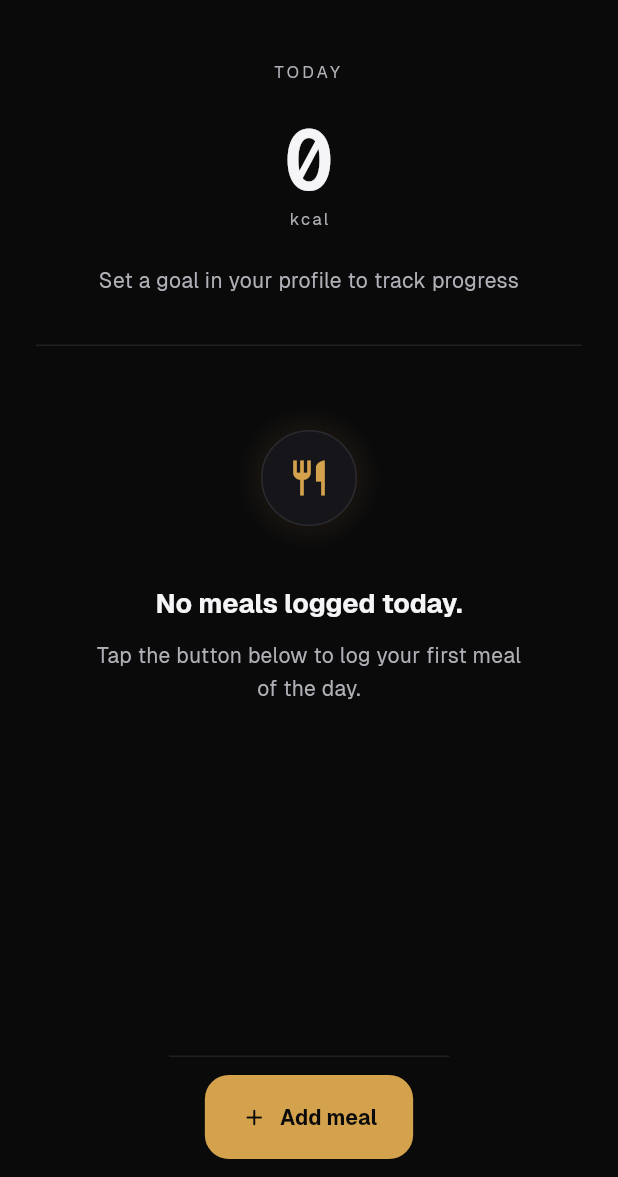
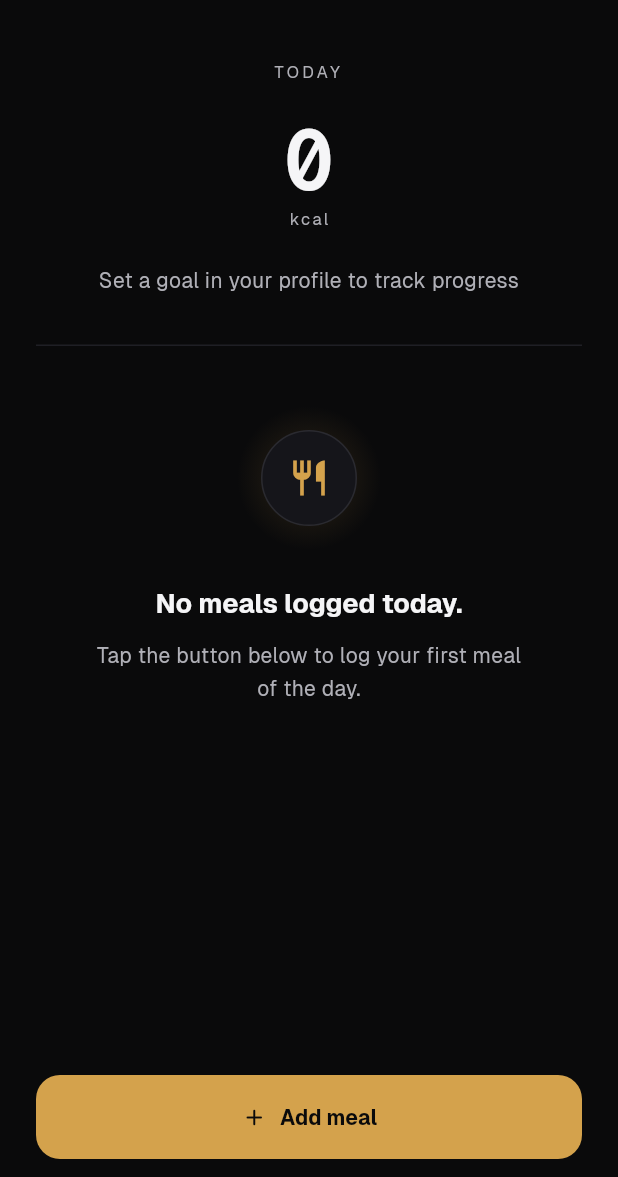
Before and after one commit to KaianNovais/mamba-growth, a Flutter app: the _MealsView screen opened directly, on a phone screen of 412 x 824 dp, the part 59-1236 px from its top. Run offline on Flutter 3.47's test engine with Material 3 defaults, Android fonts, the phone set to English and light mode, and no system bars; our stand-ins replace firebase_auth, firebase_core, flutter_local_notifications, go_router, google_sign_in, sqflite and 2 more; accounts and stored records are empty; project files that could hold a hidden picture were left out.

Commit message:
fix(meals): set persist:false so undo snackbar auto-dismisses

```diff
--- a/lib/ui/meals/widgets/meals_screen.dart
+++ b/lib/ui/meals/widgets/meals_screen.dart
@@ -174,6 +174,9 @@ class _Body extends StatelessWidget {
           side: BorderSide(color: colors.borderDim),
         ),
         duration: const Duration(milliseconds: 2600),
+        // Material 3 mantém SnackBars com action persistentes por padrão;
+        // forçamos auto-dismiss para que o "Desfazer" não trave a UI.
+        persist: false,
         content: Row(
           children: [
             Icon(
@@ -287,14 +290,7 @@ class _Body extends StatelessWidget {
             ),
           ),
         ),
-        Container(
-          decoration: BoxDecoration(
-            color: colors.bg,
-            border: Border(
-              top: BorderSide(color: colors.borderDim),
-            ),
-          ),
-          child: SafeArea(
+        SafeArea(
           top: false,
           child: Padding(
             padding: const EdgeInsets.fromLTRB(
@@ -304,6 +300,7 @@ class _Body extends StatelessWidget {
               AppSpacing.md,
             ),
             child: SizedBox(
+              width: double.infinity,
               height: 56,
               child: FilledButton.icon(
                 onPressed: () => _openAdd(context),
@@ -319,7 +316,6 @@ class _Body extends StatelessWidget {
                   backgroundColor: colors.accent,
                   shape: RoundedRectangleBorder(
                     borderRadius: BorderRadius.circular(AppRadius.lg),
-                    ),
                   ),
                 ),
               ),
```
Lines whose indentation alone changed are shown as unchanged.
